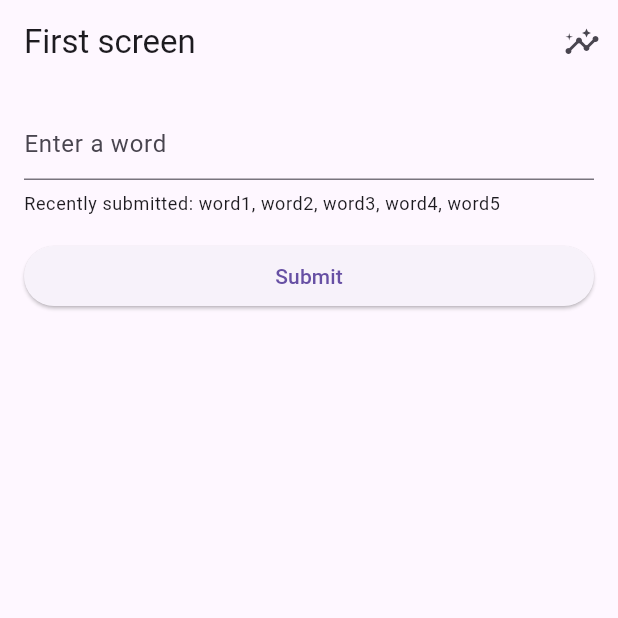
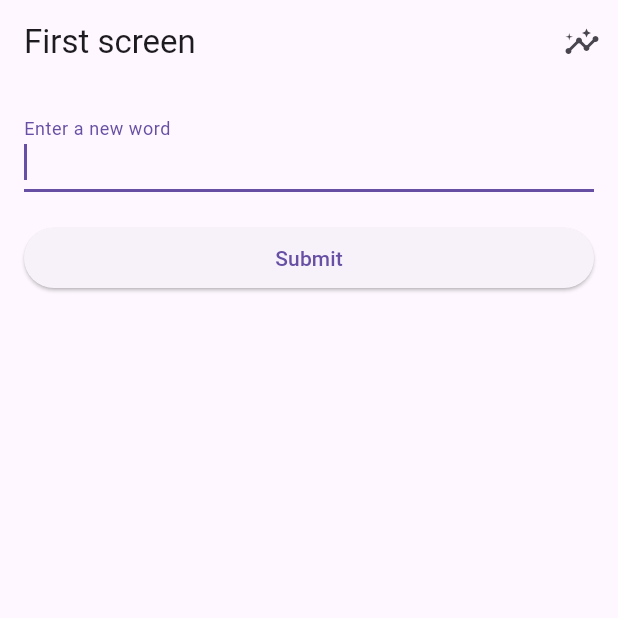
Before and after one commit to edwardnagy/word_checker, a Flutter app: the screen it shows after launch, on a phone screen of 412 x 824 dp, the top half of it. Run offline on Flutter 3.47's test engine with Material 2 defaults, Android fonts, the phone set to English and light mode, and no system bars; our stand-ins replace flutter_bloc, freezed_annotation.

Commit message:
Connect the Input screen to the bloc

```diff
--- a/lib/screen/input_screen.dart
+++ b/lib/screen/input_screen.dart
@@ -1,16 +1,74 @@
+import 'dart:async';
+
 import 'package:flutter/material.dart';
 import 'package:flutter/services.dart';
+import 'package:word_checker/bloc/input_screen/input_screen_bloc.dart';
+import 'package:word_checker/repository/word_repository.dart';
 import 'package:word_checker/screen/score_screen.dart';
 
-class InputScreen extends StatelessWidget {
+class InputScreen extends StatefulWidget {
   const InputScreen({super.key});
 
+  @override
+  State<InputScreen> createState() => _InputScreenState();
+}
+
+class _InputScreenState extends State<InputScreen> {
+  final _bloc = InputScreenBloc(WordRepository());
+  final _textFieldController = TextEditingController();
+
+  StreamSubscription? _textStateSubscription;
+
+  @override
+  void initState() {
+    super.initState();
+    _textStateSubscription =
+        _bloc.stream.map((state) => state.textState).listen((event) {
+      event.whenOrNull(
+        cleared: () => _textFieldController.clear(),
+      );
+    });
+  }
+
+  @override
+  void dispose() {
+    _textStateSubscription?.cancel();
+    _textFieldController.dispose();
+    _bloc.close();
+    super.dispose();
+  }
+
   Widget _feedbackText(BuildContext context) {
-    return Text(
-      'Recently submitted: word1, word2, word3, word4, word5',
-      style: Theme.of(context).textTheme.bodySmall,
-      maxLines: 1,
-      overflow: TextOverflow.ellipsis,
+    return StreamBuilder<FeedbackState>(
+      stream: _bloc.stream.map((state) => state.feedbackState),
+      builder: (context, snapshot) {
+        final state = snapshot.data ?? _bloc.state.feedbackState;
+
+        final textStyle = Theme.of(context).textTheme.bodySmall;
+        final errorTextStyle = textStyle?.copyWith(
+          color: Theme.of(context).colorScheme.error,
+        );
+
+        return state.map(
+          initial: (_) => const SizedBox(),
+          invalidWord: (_) => Text(
+            'This word is invalid.',
+            style: errorTextStyle,
+          ),
+          wordAlreadySubmitted: (_) => Text(
+            'This word has already been submitted.',
+            style: errorTextStyle,
+          ),
+          recentlySubmittedWords: (state) => state.words.isEmpty
+              ? const SizedBox()
+              : Text(
+                  'Recently submitted: ${state.words.join(', ')}.',
+                  style: textStyle,
+                  maxLines: 2,
+                  overflow: TextOverflow.ellipsis,
+                ),
+        );
+      },
     );
   }
 
@@ -38,19 +96,30 @@ class InputScreen extends StatelessWidget {
           crossAxisAlignment: CrossAxisAlignment.stretch,
           children: [
             TextField(
+              controller: _textFieldController,
               inputFormatters: [
                 // Only allow letters from the English alphabet.
                 FilteringTextInputFormatter.allow(RegExp(r'[a-zA-Z]')),
               ],
               decoration: const InputDecoration(
-                hintText: 'Enter a word',
+                // hintText: 'Enter a new word',
+                labelText: 'Enter a new word',
               ),
+              autofocus: true,
+              onChanged: (value) {
+                _bloc.add(InputScreenEvent.inputTextChanged(value));
+              },
+              onSubmitted: (value) {
+                _bloc.add(const InputScreenEvent.inputTextSubmitted());
+              },
             ),
             const SizedBox(height: 8),
             _feedbackText(context),
-            const SizedBox(height: 16),
+            const SizedBox(height: 12),
             ElevatedButton(
-              onPressed: () {},
+              onPressed: () {
+                _bloc.add(const InputScreenEvent.inputTextSubmitted());
+              },
               child: const Text('Submit'),
             ),
           ],
```
